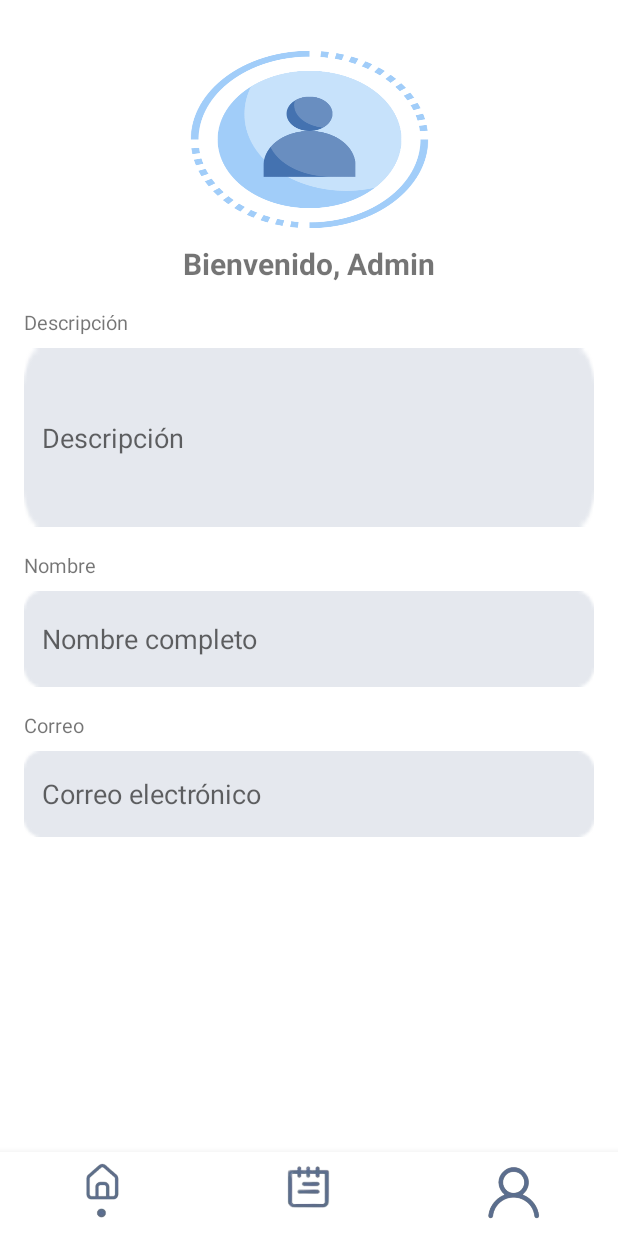
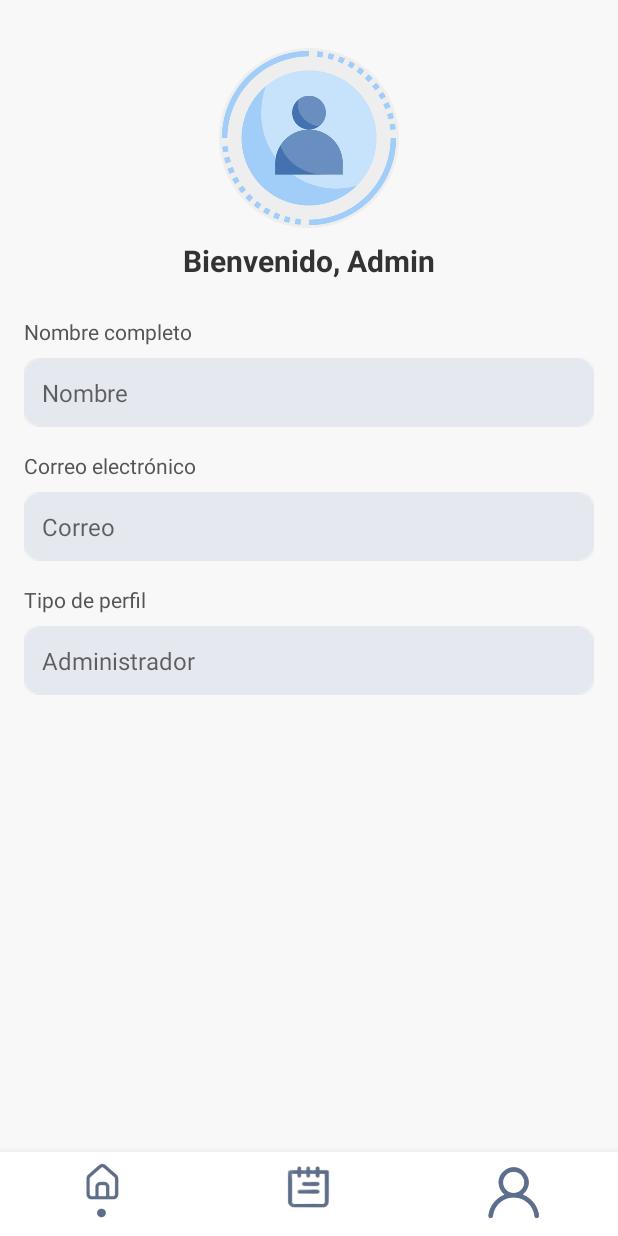
Before and after one commit to Frost173/IntegradorApp, an Android app: the ActivityPerfilAdmin screen opened directly, with no data from a screen before it, on a phone screen of 412 x 824 dp. Run offline under Robolectric (Android 15) with nearby library versions, the phone set to English and light mode, and no system bars.

Commit message:
avance 3.7

```diff
--- a/app/src/main/java/com/cochera/miproyectointegrador/ActivityPerfilAdmin.java
+++ b/app/src/main/java/com/cochera/miproyectointegrador/ActivityPerfilAdmin.java
@@ -1,43 +1,71 @@
 package com.cochera.miproyectointegrador;
 
 import android.content.Intent;
+import android.content.SharedPreferences;
 import android.os.Bundle;
+import android.widget.EditText;
+import android.widget.ImageButton;
 import android.widget.Toast;
+
 import androidx.appcompat.app.AppCompatActivity;
-import android.widget.ImageButton;
+
+import com.cochera.miproyectointegrador.DataBase.DBHelper;
+import com.cochera.miproyectointegrador.DataBase.Usuario;
 
 public class ActivityPerfilAdmin extends AppCompatActivity {
 
     private ImageButton btnHome, btnCalendario, btnPerfil;
+    private EditText editTextNombre, editTextCorreo, editTextPerfil;
 
     @Override
     protected void onCreate(Bundle savedInstanceState) {
         super.onCreate(savedInstanceState);
-        setContentView(R.layout.activity_perfil_admin); // tu XML perfil que enviaste
+        setContentView(R.layout.activity_perfil_admin);
 
+        // Referencias de vista
         btnHome = findViewById(R.id.btnHome);
         btnCalendario = findViewById(R.id.btnCalendario);
         btnPerfil = findViewById(R.id.btnPerfil);
 
+        editTextNombre = findViewById(R.id.editTextNombre);
+        editTextCorreo = findViewById(R.id.editTextCorreo);
+        editTextPerfil = findViewById(R.id.editTextPerfil);
+
+        // Obtener ID de sesión guardado
+        SharedPreferences prefs = getSharedPreferences("MyPrefs", MODE_PRIVATE);
+        int usuarioId = prefs.getInt("usuario_id", -1);
+
+        if (usuarioId != -1) {
+            DBHelper dbHelper = new DBHelper(this);
+            Usuario admin = dbHelper.obtenerUsuarioPorId(usuarioId);
+
+            if (admin != null) {
+                // Mostrar datos en los campos de perfil
+                String nombreCompleto = admin.getNombre() + " " + admin.getApellido();
+                editTextNombre.setText(nombreCompleto);
+                editTextCorreo.setText(admin.getCorreo());
+                editTextPerfil.setText(admin.getPerfil());
+            } else {
+                Toast.makeText(this, "No se encontró el usuario en la base de datos", Toast.LENGTH_SHORT).show();
+            }
+        } else {
+            Toast.makeText(this, "No hay sesión activa", Toast.LENGTH_SHORT).show();
+        }
+
+        // Botones de navegación
         btnHome.setOnClickListener(v -> {
-            Intent intent = new Intent(ActivityPerfilAdmin.this, ActivityAdminint.class);
-            startActivity(intent);
-            finish(); // opcional: evita que se acumule esta actividad en la pila
+            startActivity(new Intent(this, ActivityAdminint.class));
+            finish();
         });
 
-
         btnCalendario.setOnClickListener(v -> {
-            Intent intent = new Intent(ActivityPerfilAdmin.this, ActivityHistorialReserva.class);
-            startActivity(intent);
-            finish(); // opcional: evita que se acumule esta actividad en la pila
+            startActivity(new Intent(this, ActivityHistorialReserva.class));
+            finish();
         });
 
-
         btnPerfil.setOnClickListener(v -> {
-//            Toast.makeText(ActivityPerfilAdmin.this, "Ya estás en Perfil", Toast.LENGTH_SHORT).show();
-            Intent intent = new Intent(ActivityPerfilAdmin.this, ActivityPerfil.class);
-            startActivity(intent);
-            finish();
+            // Ya está en Perfil, no redirecciona
+            Toast.makeText(this, "Ya estás en el perfil", Toast.LENGTH_SHORT).show();
         });
     }
 }
--- /dev/null
+++ b/app/src/main/res/drawable/bg_normal.xml
@@ -0,0 +1,6 @@
+<?xml version="1.0" encoding="utf-8"?>
+<shape xmlns:android="http://schemas.android.com/apk/res/android">
+    <solid android:color="@android:color/white" />
+    <stroke android:width="1dp" android:color="#CCCCCC" />
+    <corners android:radius="12dp" />
+</shape>
--- /dev/null
+++ b/app/src/main/res/drawable/bg_reserva.xml
@@ -0,0 +1,5 @@
+<?xml version="1.0" encoding="utf-8"?>
+<shape xmlns:android="http://schemas.android.com/apk/res/android">
+    <solid android:color="#A5D6A7" /> <!-- verde suave -->
+    <corners android:radius="12dp" />
+</shape>
--- /dev/null
+++ b/app/src/main/res/drawable/bg_seleccionado.xml
@@ -0,0 +1,5 @@
+<?xml version="1.0" encoding="utf-8"?>
+<shape xmlns:android="http://schemas.android.com/apk/res/android">
+    <solid android:color="#388E3C" /> <!-- verde oscuro -->
+    <corners android:radius="12dp" />
+</shape>
--- /dev/null
+++ b/app/src/main/res/drawable/borde_calendario.xml
@@ -0,0 +1,6 @@
+<?xml version="1.0" encoding="utf-8"?>
+<shape xmlns:android="http://schemas.android.com/apk/res/android">
+    <solid android:color="@android:color/transparent" />
+    <stroke android:width="1dp" android:color="#CCCCCC" />
+    <corners android:radius="8dp" />
+</shape>
--- /dev/null
+++ b/app/src/main/res/drawable/circle_background.xml
@@ -0,0 +1,5 @@
+<?xml version="1.0" encoding="utf-8"?>
+<shape xmlns:android="http://schemas.android.com/apk/res/android"
+    android:shape="oval">
+    <solid android:color="#EEEEEE"/>
+</shape>
--- a/app/src/main/res/layout/activity_fragment_email.xml
+++ b/app/src/main/res/layout/activity_fragment_email.xml
@@ -41,7 +41,7 @@
         android:id="@+id/et_email"
         android:layout_width="270dp"
         android:layout_height="45dp"
-        android:background="@drawable/txt_datos"
+        android:background="@drawable/txt_datos2"
         android:hint="Correo electronico"
         android:padding="12dp"
         app:layout_constraintBottom_toBottomOf="parent"
--- a/app/src/main/res/layout/activity_login.xml
+++ b/app/src/main/res/layout/activity_login.xml
@@ -26,7 +26,7 @@
         android:layout_width="270dp"
         android:layout_height="45dp"
         android:layout_marginTop="92dp"
-        android:background="@drawable/txt_datos"
+        android:background="@drawable/txt_datos2"
         android:hint="Correo"
 
         android:inputType="textEmailAddress"
@@ -56,7 +56,7 @@
         android:layout_width="270dp"
         android:layout_height="45dp"
         android:layout_marginTop="72dp"
-        android:background="@drawable/txt_datos"
+        android:background="@drawable/txt_datos2"
         android:hint="Contraseña"
         android:inputType="textPassword"
         android:padding="12dp"
--- a/app/src/main/res/layout/activity_new_password.xml
+++ b/app/src/main/res/layout/activity_new_password.xml
@@ -12,7 +12,7 @@
         android:layout_width="270dp"
         android:layout_height="45dp"
         android:layout_marginTop="72dp"
-        android:background="@drawable/txt_datos"
+        android:background="@drawable/txt_datos2"
         android:hint="Contraseña Nueva"
         android:padding="12dp"
         app:layout_constraintEnd_toEndOf="parent"
@@ -27,7 +27,7 @@
         android:layout_width="270dp"
         android:layout_height="45dp"
         android:layout_marginTop="60dp"
-        android:background="@drawable/txt_datos"
+        android:background="@drawable/txt_datos2"
         android:hint="Confirmar contraseña"
         android:padding="12dp"
         app:layout_constraintEnd_toEndOf="parent"
--- a/app/src/main/res/layout/activity_perfil_admin.xml
+++ b/app/src/main/res/layout/activity_perfil_admin.xml
@@ -5,20 +5,24 @@
     android:id="@+id/main"
     android:layout_width="match_parent"
     android:layout_height="match_parent"
-    tools:context=".Perfil">
+    android:background="#F8F8F8"
+    tools:context=".ActivityPerfilAdmin">
 
-    <!-- Imagen de perfil -->
-    <TextView
+    <!-- Imagen redonda de perfil -->
+    <ImageView
         android:id="@+id/imgPerfil"
-        android:layout_width="163dp"
-        android:layout_height="122dp"
+        android:layout_width="120dp"
+        android:layout_height="120dp"
         android:layout_marginTop="32dp"
-        android:background="@drawable/perfil_cliente"
-        app:layout_constraintEnd_toEndOf="parent"
+        android:src="@drawable/perfil_cliente"
+        android:scaleType="centerCrop"
+        android:background="@drawable/circle_background"
+        android:contentDescription="Imagen de perfil"
+        app:layout_constraintTop_toTopOf="parent"
         app:layout_constraintStart_toStartOf="parent"
-        app:layout_constraintTop_toTopOf="parent" />
+        app:layout_constraintEnd_toEndOf="parent" />
 
-    <!-- Texto con nombre de usuario (saludo) -->
+    <!-- Texto de Bienvenida -->
     <TextView
         android:id="@+id/tvNombreUsuario"
         android:layout_width="wrap_content"
@@ -26,95 +30,97 @@
         android:text="Bienvenido, Admin"
         android:textSize="20sp"
         android:textStyle="bold"
+        android:textColor="#333333"
         android:layout_marginTop="8dp"
         app:layout_constraintTop_toBottomOf="@id/imgPerfil"
         app:layout_constraintStart_toStartOf="parent"
         app:layout_constraintEnd_toEndOf="parent" />
 
-    <!-- Label para descripción -->
+    <!-- Etiqueta de nombre -->
     <TextView
-        android:id="@+id/textDescripcion"
+        android:id="@+id/textNombre"
         android:layout_width="wrap_content"
         android:layout_height="wrap_content"
-        android:layout_marginTop="16dp"
-        android:text="Descripción"
-        android:textSize="13sp"
+        android:text="Nombre completo"
+        android:textSize="14sp"
+        android:textColor="#555555"
+        android:layout_marginTop="24dp"
         app:layout_constraintTop_toBottomOf="@id/tvNombreUsuario"
         app:layout_constraintStart_toStartOf="parent"
         android:layout_marginStart="16dp" />
 
-    <!-- EditText para descripción -->
-    <EditText
-        android:id="@+id/editTextDescripcion"
-        android:layout_width="0dp"
-        android:layout_height="119dp"
-        android:layout_marginHorizontal="16dp"
-        android:layout_marginTop="8dp"
-        android:background="@drawable/txt_datos"
-        android:hint="Descripción"
-        android:inputType="textMultiLine"
-        android:padding="12dp"
-        app:layout_constraintEnd_toEndOf="parent"
-        app:layout_constraintStart_toStartOf="parent"
-        app:layout_constraintTop_toBottomOf="@id/textDescripcion" />
-
-    <!-- Label para nombre -->
-    <TextView
-        android:id="@+id/textNombre"
-        android:layout_width="wrap_content"
-        android:layout_height="wrap_content"
-        android:layout_marginTop="16dp"
-        android:text="Nombre"
-        android:textSize="13sp"
-        app:layout_constraintTop_toBottomOf="@id/editTextDescripcion"
-        app:layout_constraintStart_toStartOf="parent"
-        android:layout_marginStart="16dp" />
-
-    <!-- EditText para nombre (solo lectura) -->
     <EditText
         android:id="@+id/editTextNombre"
         android:layout_width="0dp"
-        android:layout_height="64dp"
-        android:layout_marginHorizontal="16dp"
-        android:layout_marginTop="8dp"
-        android:background="@drawable/txt_datos"
-        android:hint="Nombre completo"
-        android:inputType="textPersonName"
+        android:layout_height="wrap_content"
+        android:hint="Nombre"
+        android:background="@drawable/txt_datos2"
         android:padding="12dp"
         android:enabled="false"
+        android:textSize="16sp"
+        app:layout_constraintTop_toBottomOf="@id/textNombre"
+        app:layout_constraintStart_toStartOf="parent"
         app:layout_constraintEnd_toEndOf="parent"
-        app:layout_constraintStart_toStartOf="parent"
-        app:layout_constraintTop_toBottomOf="@id/textNombre" />
+        android:layout_marginHorizontal="16dp"
+        android:layout_marginTop="8dp" />
 
-    <!-- Label para correo -->
+    <!-- Etiqueta de correo -->
     <TextView
         android:id="@+id/textCorreo"
         android:layout_width="wrap_content"
         android:layout_height="wrap_content"
+        android:text="Correo electrónico"
+        android:textSize="14sp"
+        android:textColor="#555555"
         android:layout_marginTop="16dp"
-        android:text="Correo"
-        android:textSize="13sp"
         app:layout_constraintTop_toBottomOf="@id/editTextNombre"
         app:layout_constraintStart_toStartOf="parent"
         android:layout_marginStart="16dp" />
 
-    <!-- EditText para correo (solo lectura) -->
     <EditText
         android:id="@+id/editTextCorreo"
         android:layout_width="0dp"
-        android:layout_height="57dp"
-        android:layout_marginHorizontal="16dp"
-        android:layout_marginTop="8dp"
-        android:background="@drawable/txt_datos"
-        android:hint="Correo electrónico"
-        android:inputType="textEmailAddress"
+        android:layout_height="wrap_content"
+        android:hint="Correo"
+        android:background="@drawable/txt_datos2"
         android:padding="12dp"
         android:enabled="false"
+        android:textSize="16sp"
+        app:layout_constraintTop_toBottomOf="@id/textCorreo"
+        app:layout_constraintStart_toStartOf="parent"
         app:layout_constraintEnd_toEndOf="parent"
+        android:layout_marginHorizontal="16dp"
+        android:layout_marginTop="8dp" />
+
+    <!-- Etiqueta de perfil -->
+    <TextView
+        android:id="@+id/textPerfil"
+        android:layout_width="wrap_content"
+        android:layout_height="wrap_content"
+        android:text="Tipo de perfil"
+        android:textSize="14sp"
+        android:textColor="#555555"
+        android:layout_marginTop="16dp"
+        app:layout_constraintTop_toBottomOf="@id/editTextCorreo"
         app:layout_constraintStart_toStartOf="parent"
-        app:layout_constraintTop_toBottomOf="@id/textCorreo" />
+        android:layout_marginStart="16dp" />
 
-    <!-- Barra inferior con botones -->
+    <EditText
+        android:id="@+id/editTextPerfil"
+        android:layout_width="0dp"
+        android:layout_height="wrap_content"
+        android:hint="Administrador"
+        android:background="@drawable/txt_datos2"
+        android:padding="12dp"
+        android:enabled="false"
+        android:textSize="16sp"
+        app:layout_constraintTop_toBottomOf="@id/textPerfil"
+        app:layout_constraintStart_toStartOf="parent"
+        app:layout_constraintEnd_toEndOf="parent"
+        android:layout_marginHorizontal="16dp"
+        android:layout_marginTop="8dp" />
+
+    <!-- Barra de navegación inferior -->
     <LinearLayout
         android:id="@+id/barraInferior"
         android:layout_width="0dp"
--- a/app/src/main/res/values/strings.xml
+++ b/app/src/main/res/values/strings.xml
@@ -1,5 +1,5 @@
 <resources>
-    <string name="app_name">MiProyectoIntegrador</string>
+    <string name="app_name">Cochera Sin Techo</string>
 
     <!-- Comandos para accesibilidades -->
     <string name="navigation_drawer_open">Abrir menú lateral</string>
```
Also changed, not shown: app/src/main/java/com/cochera/miproyectointegrador/Activity_reservas.java (+13 -3 lines), app/src/main/java/com/cochera/miproyectointegrador/CalendarioActivity.java (+82 -76 lines), app/src/main/java/com/cochera/miproyectointegrador/DataBase/DBHelper.java (+105 -5 lines), app/src/main/res/drawable/txt_datos.xml (added, +7 -0 lines), app/src/main/res/layout/activity_main.xml (+4 -4 lines), app/src/main/res/layout/activity_register.xml (+5 -5 lines), app/src/main/res/values/colors.xml (+8 -2 lines), app/src/main/res/drawable/txt_datos2.png (renamed from app/src/main/res/drawable/txt_datos.png).
